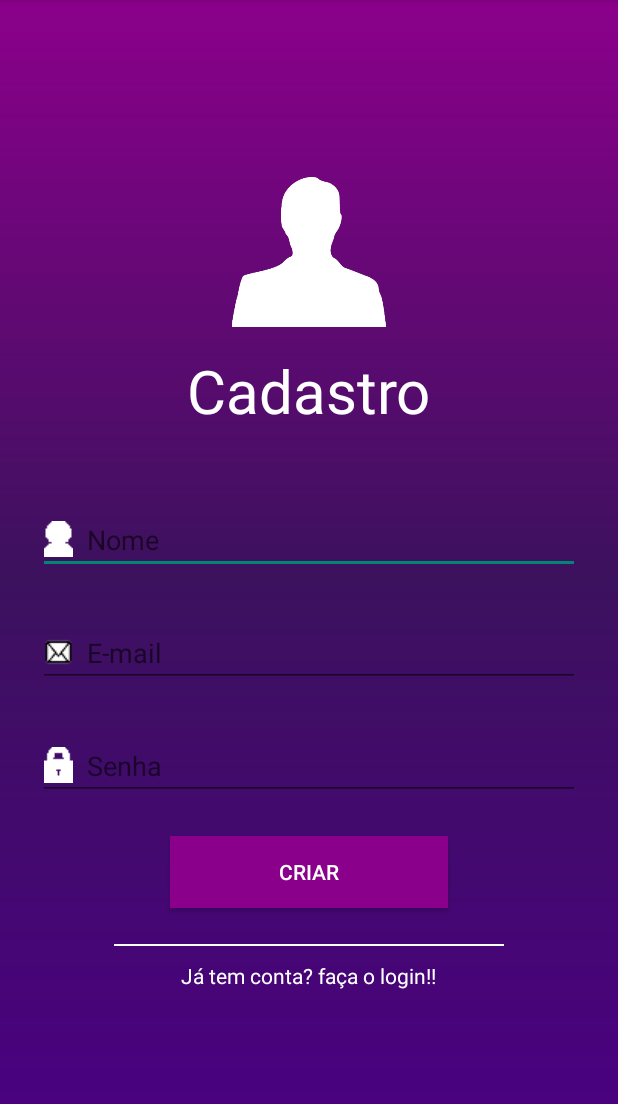
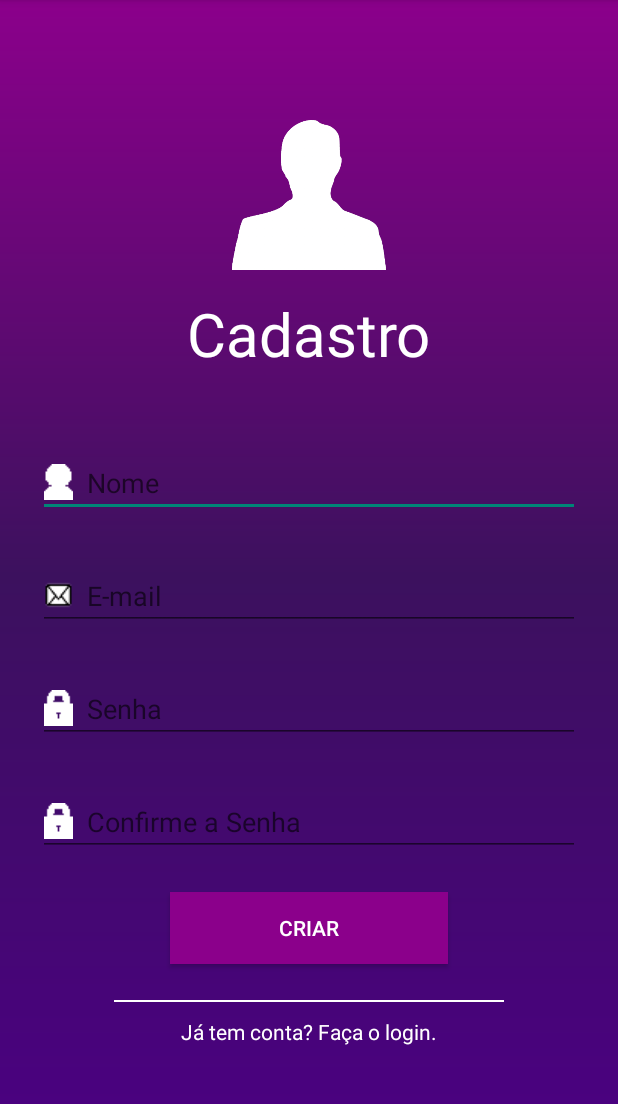
Before and after one commit to ClovisReis/NutrifoodTuxn, an Android app: the CadastroActivity screen opened directly, with no data from a screen before it, on a phone screen of 412 x 824 dp, the part 84-1188 px from its top. Run offline under Robolectric (Android 15) with nearby library versions, the phone set to English and light mode, and no system bars; our stand-ins replace Firebase (no records; nobody signed in at launch, a user with empty details on screens opened directly).

```diff
--- a/app/src/main/AndroidManifest.xml
+++ b/app/src/main/AndroidManifest.xml
@@ -3,6 +3,7 @@
     package="tk.divesdk.nutrifood">
 
     <uses-permission android:name="android.permission.INTERNET" />
+    <uses-permission android:name="android.permission.ACCESS_NETWORK_STATE" />
 
     <application
         android:allowBackup="true"
--- a/app/src/main/res/layout/activity_cadastro.xml
+++ b/app/src/main/res/layout/activity_cadastro.xml
@@ -73,6 +73,18 @@
             android:hint="  Senha"
             />
 
+        <EditText android:id="@+id/input_password_confirm"
+            android:layout_width="match_parent"
+            android:layout_height="wrap_content"
+            android:inputType="textPassword"
+            android:layout_marginTop="30sp"
+            android:layout_marginLeft="10sp"
+            android:drawableLeft="@drawable/cadeado"
+            android:layout_marginRight="10sp"
+            android:hint="  Confirme a Senha"
+            />
+
+
 
         <!-- Signup Button -->
         <Button
--- a/app/src/main/res/layout/activity_login.xml
+++ b/app/src/main/res/layout/activity_login.xml
@@ -99,7 +99,7 @@
             android:gravity="center"
             android:textColor="@color/white"
             android:onClick="abrirCadastroUsuario"
-            android:text="Não tem conta ainda? Crie já"
+            android:text="Não tem conta ainda? Efetue o Cadastro"
             android:textSize="16dip" />
 
         <TextView
--- a/app/src/main/res/values/strings.xml
+++ b/app/src/main/res/values/strings.xml
@@ -9,12 +9,13 @@
     <string name="botao_logar">Login</string>
     <string name="crie_conta">Não tem conta?</string>
     <string name="botao_cadastro">Cadastrar</string>
-    <string name="fazer_login">Já tem conta? faça o login!!</string>
+    <string name="fazer_login">Já tem conta? Faça o login.</string>
 
-    <string name="input_error_name">name required</string>
-    <string name="input_error_email">email required</string>
-    <string name="input_error_password">password required</string>
-
-    <string name="input_error_password_length">password should be atleast 6 characters long</string>
-    <string name="input_error_email_invalid">enter a valid email</string>
+    <string name="input_error_name">Campo Nome obrigatório.</string>
+    <string name="input_error_email">Campo E-mail obrigatório.</string>
+    <string name="input_error_password">Campo Senha obrigatório.</string>
+    <string name="input_error_password_length">Insira uma Senha de 6 Dígitos</string>
+    <string name="input_error_email_invalid">Por favor adicione um e-mail válido.</string>
+    <string name="input_error_password_confirm">Senhas diferentes.</string>
+    <string name="input_error_password_presence">Por favor confirme a senha.</string>
 </resources>
```
Also changed, not shown: app/src/main/java/tk/divesdk/nutrifood/CadastroActivity.java (+74 -49 lines), app/src/main/java/tk/divesdk/nutrifood/LoginActivity.java (+82 -30 lines), app/src/main/java/tk/divesdk/nutrifood/Reset.java (+20 -7 lines), app/src/main/java/tk/divesdk/nutrifood/Tela_termos.java (+36 -4 lines), app/src/main/res/drawable/plano_de_fundo.png (renamed from app/src/main/res/drawable/Plano de Fundo.png).
